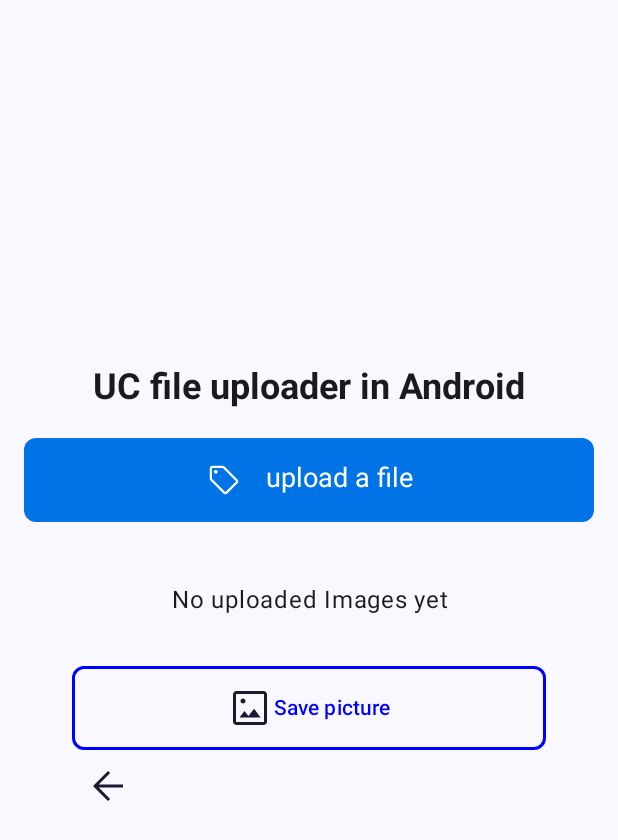
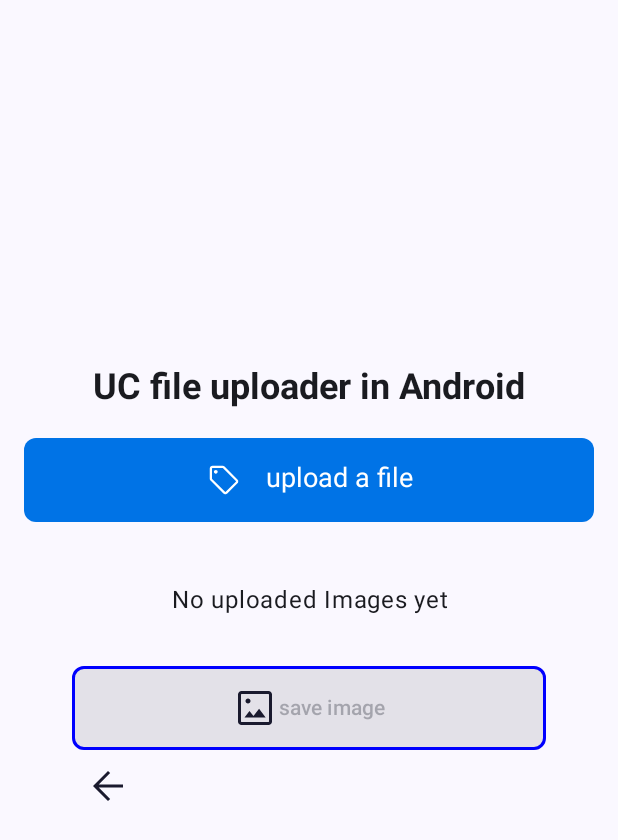
Before and after one commit to massimo-syntax/ShoppingApp, an Android app built with Jetpack Compose: the UploadSinglePictureScreen screen opened through its navigation route, on a phone screen of 412 x 824 dp. Shown: the top 840 px of the screen. Run offline under Robolectric (Android 15) with nearby library versions, the phone set to English and light mode, and no system bars; our stand-ins replace Firebase (no records; nobody signed in at launch, a user with empty details on screens opened directly), Room's generated code; libraries missing offline, so code that uses them is left out: com.uploadcare.android; pictures from the network do not load.

Commit message:
save uploaded picture, show in profile.

```diff
--- a/app/build.gradle.kts
+++ b/app/build.gradle.kts
@@ -64,6 +64,7 @@ dependencies {
     implementation(libs.firebase.auth)
     implementation(libs.firebase.firestore)
     implementation(libs.androidx.compose.ui.unit)
+    implementation(libs.androidx.compose.foundation)
 
     //
     val lifecycle_version = "2.9.4"
--- a/app/src/main/java/com/example/shoppingapp/AppStyle/AppStyle.kt
+++ b/app/src/main/java/com/example/shoppingapp/AppStyle/AppStyle.kt
@@ -8,5 +8,6 @@ sealed class AppStyle {
         val lightBlue = Color(0xffd8e6ff)
         val darkBlule = Color(0xFF1A1A2E)
         val gold = Color(0xFFFFC107)
+        val green = Color(0xFF4CAF50)
     }
 }
--- a/app/src/main/java/com/example/shoppingapp/Navigation.kt
+++ b/app/src/main/java/com/example/shoppingapp/Navigation.kt
@@ -6,9 +6,11 @@ import androidx.navigation.NavController
 import androidx.navigation.compose.NavHost
 import androidx.navigation.compose.composable
 import androidx.navigation.compose.rememberNavController
+import com.example.shoppingapp.components.UploadMultipleImages
 import com.example.shoppingapp.screen.AuthScreen
 import com.example.shoppingapp.screen.LoginScreen
 import com.example.shoppingapp.screen.MainScreen
+import com.example.shoppingapp.screen.NewProductUpload
 import com.example.shoppingapp.screen.ProductScreen
 import com.example.shoppingapp.screen.SignupScreen
 import com.example.shoppingapp.screen.UploadSinglePictureScreen
@@ -48,6 +50,13 @@ fun Navigation(){
             val id = navBackStack.arguments?.getString("id") ?: "0"
             ProductScreen(id)
         }
+        composable(Routes.newProduct) {
+            NewProductUpload()
+        }
+        composable(Routes.UploadMultiplePictures) {
+            UploadMultipleImages()
+        }
+
 
     }
 
@@ -60,6 +69,7 @@ object Routes{
     val signup = "SIGNUP"
     val main = "MAIN"
     val product = "PRODUCT"
+    val newProduct = "NEW_PRODUCT"
     val UploadSinglePicture = "UPLOAD_SINGLE_PICTURE"
     val UploadMultiplePictures = "UPLOAD_MULTIPLE_PICTURES"
 
--- /dev/null
+++ b/app/src/main/java/com/example/shoppingapp/components/EndlessPager.kt
@@ -0,0 +1,100 @@
+package com.example.shoppingapp.components
+
+import androidx.compose.foundation.ExperimentalFoundationApi
+import androidx.compose.foundation.Image
+import androidx.compose.foundation.LocalOverscrollFactory
+import androidx.compose.foundation.background
+import androidx.compose.foundation.layout.Box
+import androidx.compose.foundation.layout.PaddingValues
+import androidx.compose.foundation.layout.fillMaxSize
+import androidx.compose.foundation.layout.fillMaxWidth
+import androidx.compose.foundation.layout.height
+import androidx.compose.foundation.pager.HorizontalPager
+import androidx.compose.foundation.pager.rememberPagerState
+import androidx.compose.foundation.shape.RoundedCornerShape
+import androidx.compose.runtime.Composable
+import androidx.compose.runtime.CompositionLocalProvider
+import androidx.compose.runtime.LaunchedEffect
+import androidx.compose.ui.Alignment
+import androidx.compose.ui.Modifier
+import androidx.compose.ui.draw.clip
+import androidx.compose.ui.graphics.Color
+import androidx.compose.ui.layout.ContentScale
+import androidx.compose.ui.res.painterResource
+import androidx.compose.ui.unit.dp
+import com.example.shoppingapp.R
+import kotlinx.coroutines.delay
+
+
+@OptIn(ExperimentalFoundationApi::class)
+@Composable
+fun EndlessPager() {
+
+    val list = listOf(
+        R.drawable.icon_sell,
+        R.drawable.icon_image,
+        R.drawable.icon_favorite,
+        R.drawable.icon_settings,
+        R.drawable.icon_cart_garden,
+    )
+
+    val pagerState = rememberPagerState(
+        pageCount = { Int.MAX_VALUE },
+        initialPage = 0
+    )
+
+    Box(
+        modifier = Modifier
+            .fillMaxWidth()
+            .background(Color.White),
+        contentAlignment = Alignment.Center
+    ) {
+
+        CompositionLocalProvider(LocalOverscrollFactory provides null) {
+            HorizontalPager(
+                modifier = Modifier.height(250.dp),
+                pageSpacing = 15.dp,
+                contentPadding = PaddingValues(horizontal = 40.dp),
+                state = pagerState
+            ) { index ->
+                list.getOrNull(
+                    index % (list.size)
+                )?.let { item ->
+                    BannerItem(image = item)
+                }
+            }
+        }
+    }
+
+    LaunchedEffect(Unit) {
+        var initPage = Int.MAX_VALUE / 2 - 5000
+        while (initPage % list.size != 0) {
+            initPage++
+        }
+        pagerState.scrollToPage(initPage)
+
+        while(true){
+            delay(5000)
+            pagerState.animateScrollToPage(pagerState.currentPage + 1)
+        }
+
+    }
+
+}
+
+@Composable
+fun BannerItem(image: Int) {
+    Box(
+        modifier = Modifier
+            .fillMaxSize()
+            .clip(RoundedCornerShape(10.dp))
+            .background(Color.Black),
+        contentAlignment = Alignment.Center
+    ) {
+        Image(
+            painter = painterResource(id = image),
+            contentScale = ContentScale.Crop,
+            contentDescription = "Banner Image"
+        )
+    }
+}
--- a/app/src/main/java/com/example/shoppingapp/features/UIViewModel.kt
+++ b/app/src/main/java/com/example/shoppingapp/features/UIViewModel.kt
@@ -13,12 +13,15 @@ import kotlinx.coroutines.flow.MutableStateFlow
 import kotlinx.coroutines.flow.StateFlow
 import kotlinx.coroutines.flow.asStateFlow
 import kotlinx.coroutines.flow.update
+import kotlin.math.absoluteValue
 
 
 class UIViewModel : ViewModel() {
     private val _uiState = MutableStateFlow(UIState())
+    val uiState: StateFlow<UIState> = _uiState.asStateFlow()
 
-    val uiState: StateFlow<UIState> = _uiState.asStateFlow()
+    private val _uploadProgress = MutableStateFlow(0.0.toFloat())
+    val uploadProgress = _uploadProgress.asStateFlow()
 
     private val client = UploadcareClient("16f1bb7a0b596194a8c2", "9fb54755b81cc97b3e45")
 
@@ -32,6 +35,7 @@ class UIViewModel : ViewModel() {
 
     private fun uploadSingleImage(context: Context, uri: Uri) {
         _uiState.update { it.copy(isUploading = true) }
+        // here in single image the image has to just one..
         val images = _uiState.value.images
 
         val uploader = FileUploader(client, uri, context).store(true)
@@ -58,7 +62,9 @@ class UIViewModel : ViewModel() {
                     bytesWritten: Long,
                     contentLength: Long,
                     progress: Double
-                ) {}
+                ) {
+                    _uploadProgress.value = progress.toFloat()
+                }
 
                 override fun onSuccess(result: UploadcareFile) {
                     val imageResult =
@@ -67,6 +73,7 @@ class UIViewModel : ViewModel() {
                             imageUrl = result.originalFileUrl.toString()
                         )
                     images.add(imageResult)
+                    _uploadProgress.value = 0.0.toFloat()
                     _uiState.update { it.copy(isUploading = false, images = images) }
                 }
             }
--- a/app/src/main/java/com/example/shoppingapp/screen/UploadSinglePictureScreen.kt
+++ b/app/src/main/java/com/example/shoppingapp/screen/UploadSinglePictureScreen.kt
@@ -27,6 +27,7 @@ import androidx.compose.material3.CircularProgressIndicator
 import androidx.compose.material3.Icon
 import androidx.compose.material3.IconButton
 import androidx.compose.material3.OutlinedButton
+import androidx.compose.material3.ProgressIndicatorDefaults
 import androidx.compose.material3.Surface
 import androidx.compose.material3.Text
 import androidx.compose.runtime.Composable
@@ -51,6 +52,8 @@ import com.example.shoppingapp.R
 import com.example.shoppingapp.Routes
 import com.example.shoppingapp.features.UIEvent
 import com.example.shoppingapp.features.UIViewModel
+import com.example.shoppingapp.viewmodel.ProfileVIewModel
+import kotlinx.coroutines.flow.compose
 
 
 @Composable
@@ -67,13 +70,15 @@ fun UploadSinglePictureScreen(){
 }
 
 @Composable
-fun PhotoScreen(viewModel: UIViewModel = viewModel()) {
+fun PhotoScreen(viewModel: UIViewModel = viewModel() , profileViewModel: ProfileVIewModel = viewModel()) {
     // Collects and observes the UI state using the ViewModel
     val uiState by viewModel.uiState.collectAsState()
+    val progress by viewModel.uploadProgress.collectAsState()
 
     val context = LocalContext.current // Retrieves the current context
 
     // Remembers the launcher for picking a single image from media and handles its result
+    // launch picker, drop url in data class, give data class to the onEvent in viewmodel
     val singleImagePickerLauncher = rememberLauncherForActivityResult(
         contract = ActivityResultContracts.PickVisualMedia(),
         onResult = { uri ->
@@ -82,8 +87,6 @@ fun PhotoScreen(viewModel: UIViewModel = viewModel()) {
             }?.let { viewModel.onEvent(it) } // Passes the event to the ViewModel
         }
     )
-
-
 
 
 
@@ -97,13 +100,12 @@ fun PhotoScreen(viewModel: UIViewModel = viewModel()) {
             verticalArrangement = Arrangement.Center,
             horizontalAlignment = Alignment.CenterHorizontally
         ) {
-            // Displays a title for the file uploader
+            // Title
             Text(
                 text = "UC file uploader in Android",
                 style = TextStyle(fontSize = 24.sp, fontWeight = FontWeight.Bold)
             )
-
-            Spacer(modifier = Modifier.size(20.dp)) // Adds spacing between elements
+            Spacer(modifier = Modifier.size(20.dp))
 
             // Button for picking a photo, handling upload state, and launching image picker
             Button(
@@ -115,6 +117,7 @@ fun PhotoScreen(viewModel: UIViewModel = viewModel()) {
                     containerColor = Color(0xFF0073E6),
                     contentColor = Color.White,
                 ),
+                // start image picker when not uploading
                 onClick = {
                     if (!uiState.isUploading) {
                         singleImagePickerLauncher.launch(
@@ -126,6 +129,7 @@ fun PhotoScreen(viewModel: UIViewModel = viewModel()) {
                 }
             ) {
                 // Displays appropriate content based on upload state
+                // just say "upload a file" or wait when uploading
                 if (!uiState.isUploading) {
                     Row {
                         Icon(painter = painterResource(R.drawable.icon_sell), contentDescription = null)
@@ -134,15 +138,17 @@ fun PhotoScreen(viewModel: UIViewModel = viewModel()) {
                     }
                 } else {
                     CircularProgressIndicator(
-                        color = Color.White,
+                        color= Color.White
                     )
                 }
             }
 
             // Displays the uploaded images in a grid if available, or a message if none uploaded
+            // when images are already uploaded display..
             if (uiState.images.isNotEmpty()) {
                 Toast.makeText(context, uiState.images[0].imageUrl, Toast.LENGTH_SHORT).show()
 
+                /*
                 LazyVerticalGrid(
                     columns = GridCells.Fixed(2),
                     contentPadding = PaddingValues(8.dp),
@@ -151,7 +157,13 @@ fun PhotoScreen(viewModel: UIViewModel = viewModel()) {
                         NetworkImage(imageUrl = uiState.images[index].imageUrl)
                         Toast.makeText(context, uiState.images[index].imageUrl, Toast.LENGTH_SHORT).show()
                     }
-                }
+                }*/
+
+                // here in this case of single picture just display the last uploaded, so the user can also change it
+                NetworkImage(imageUrl = uiState.images.last().imageUrl)
+
+
+
             } else {
                 Spacer(modifier = Modifier.height(40.dp))
                 if (!uiState.isUploading) {
@@ -163,10 +175,11 @@ fun PhotoScreen(viewModel: UIViewModel = viewModel()) {
                 }
             }
 
+
+            // @TODO save in firebase...
             Column (
                 Modifier.padding(32.dp)
             ){
-
                 Button(
                     modifier = Modifier
                         .fillMaxWidth()
@@ -177,19 +190,24 @@ fun PhotoScreen(viewModel: UIViewModel = viewModel()) {
                         containerColor = Color.Transparent,
                         contentColor = Color.Blue,
                     ),
-                    onClick = {},
+                    enabled = uiState.images.isNotEmpty(),
+                    onClick = {
+                        // when images is empty the button is disabled
+                        profileViewModel.updateProfile(uiState.images.last().imageUrl){ ok , message ->
+                            Toast.makeText(context,message,Toast.LENGTH_SHORT).show()
+                        }
+                    }
                 ){
-
                     Icon(
                         painter = painterResource(R.drawable.icon_image),
                         contentDescription = "save picture",
                         tint = AppStyle.colors.darkBlule,
                         modifier = Modifier.size(32.dp)
                     )
-                    Text("Save picture")
+                    Text("save image" )
                 }
 
-
+                // @todo <- back to the previous screen
                 IconButton(onClick = {
                     Routes.navController.popBackStack()
                 }) {
--- a/app/src/main/java/com/example/shoppingapp/screen/mainScreenPages/Home.kt
+++ b/app/src/main/java/com/example/shoppingapp/screen/mainScreenPages/Home.kt
@@ -1,97 +1,64 @@
 package com.example.shoppingapp.screen.mainScreenPages
 
+import androidx.compose.foundation.ExperimentalFoundationApi
+import androidx.compose.foundation.Image
+import androidx.compose.foundation.LocalOverscrollConfiguration
+import androidx.compose.foundation.LocalOverscrollFactory
+import androidx.compose.foundation.background
 import androidx.compose.foundation.border
+import androidx.compose.foundation.layout.Box
 import androidx.compose.foundation.layout.Column
+import androidx.compose.foundation.layout.PaddingValues
 import androidx.compose.foundation.layout.Spacer
+import androidx.compose.foundation.layout.aspectRatio
 import androidx.compose.foundation.layout.fillMaxSize
+import androidx.compose.foundation.layout.fillMaxWidth
 import androidx.compose.foundation.layout.height
+import androidx.compose.foundation.layout.padding
 import androidx.compose.foundation.layout.width
+import androidx.compose.foundation.pager.HorizontalPager
+import androidx.compose.foundation.pager.rememberPagerState
 import androidx.compose.foundation.shape.RoundedCornerShape
 import androidx.compose.material3.Button
 import androidx.compose.material3.ButtonColors
 import androidx.compose.material3.CircularProgressIndicator
+import androidx.compose.material3.OutlinedTextField
 import androidx.compose.material3.Text
 import androidx.compose.runtime.Composable
+import androidx.compose.runtime.CompositionLocalProvider
 import androidx.compose.runtime.LaunchedEffect
 import androidx.compose.runtime.getValue
 import androidx.compose.runtime.mutableStateOf
 import androidx.compose.runtime.remember
 import androidx.compose.runtime.setValue
+import androidx.compose.ui.Alignment
 import androidx.compose.ui.Modifier
+import androidx.compose.ui.draw.clip
 import androidx.compose.ui.graphics.Color
+import androidx.compose.ui.layout.ContentScale
+import androidx.compose.ui.res.painterResource
 import androidx.compose.ui.text.TextStyle
 import androidx.compose.ui.text.font.FontFamily
 import androidx.compose.ui.text.font.FontWeight
 import androidx.compose.ui.text.style.TextAlign
 import androidx.compose.ui.unit.dp
 import androidx.compose.ui.unit.sp
+import androidx.room.util.TableInfo
 import coil.compose.AsyncImage
 import com.example.shoppingapp.AppStyle.AppStyle
+import com.example.shoppingapp.R
+import com.example.shoppingapp.components.EndlessPager
 
 import com.example.shoppingapp.data.remote.RemoteProduct
-
 
 
 @Composable
 fun Home(modifier: Modifier = Modifier) {
 
-    // get all products
-    var products by remember { mutableStateOf<List<RemoteProduct>>(emptyList()) }
-    LaunchedEffect(Unit) {
-        // viewmodel fetching products
-    }
+    Column(modifier) {
 
-
-    Column(
-        modifier = modifier
-            .border(5.dp, Color.Green)
-            .fillMaxSize(),
-        //horizontalAlignment = Alignment.CenterHorizontally
-    ) {
-
-
-        Text(
-            text = "NOTHING",
-            style = TextStyle(
-                fontSize = 20.sp,
-                fontFamily = FontFamily.SansSerif,
-                fontWeight = FontWeight.Bold,
-                textAlign = TextAlign.Center,
-            ),
-        )
-
-        Spacer(modifier = Modifier.height(20.dp))
-
-        CircularProgressIndicator(
-            modifier = Modifier.width(0.dp),
-            color = Color.DarkGray
-        )
-
-
-
-
-        Button(onClick = {
-        },
-            shape = RoundedCornerShape(percent = 5),
-            colors = ButtonColors(
-                containerColor = AppStyle.colors.lightBlue,
-                contentColor = Color.Black,
-                disabledContainerColor = AppStyle.colors.lightBlue,
-                disabledContentColor = AppStyle.colors.lightBlue
-            )) {
-            Text("button")
-        }
-
-
-        AsyncImage(
-            model ="https://avatars.githubusercontent.com/u/148047335?v=4",
-            contentDescription = "hello"
-        )
-
-
-
+        EndlessPager()
 
     }
 
-
 }
--- a/gradle/libs.versions.toml
+++ b/gradle/libs.versions.toml
@@ -13,6 +13,7 @@ googleGmsGoogleServices = "4.4.3"
 firebaseAuth = "24.0.1"
 firebaseFirestore = "26.0.1"
 uiUnit = "1.9.3"
+foundation = "1.9.3"
 
 [libraries]
 androidx-core-ktx = { group = "androidx.core", name = "core-ktx", version.ref = "coreKtx" }
@@ -33,6 +34,7 @@ androidx-navigation-compose = { group = "androidx.navigation", name = "navigatio
 firebase-auth = { group = "com.google.firebase", name = "firebase-auth", version.ref = "firebaseAuth" }
 firebase-firestore = { group = "com.google.firebase", name = "firebase-firestore", version.ref = "firebaseFirestore" }
 androidx-compose-ui-unit = { group = "androidx.compose.ui", name = "ui-unit", version.ref = "uiUnit" }
+androidx-compose-foundation = { group = "androidx.compose.foundation", name = "foundation", version.ref = "foundation" }
 
 [plugins]
 android-application = { id = "com.android.application", version.ref = "agp" }
```
Also changed, not shown: app/src/main/java/com/example/shoppingapp/components/TextFields.kt (+5 -4 lines), app/src/main/java/com/example/shoppingapp/components/UploadMultipleImages.kt (added, +9 -0 lines), app/src/main/java/com/example/shoppingapp/screen/NewProductUpload.kt (added, +184 -0 lines), app/src/main/java/com/example/shoppingapp/screen/ProductScreen.kt (+1 -7 lines), app/src/main/java/com/example/shoppingapp/screen/RemoteProductsScreen.kt (+2 -5 lines), app/src/main/java/com/example/shoppingapp/screen/mainScreenPages/Profile.kt (+13 -6 lines), app/src/main/java/com/example/shoppingapp/viewmodel/ProductsViewModel.kt (added, +12 -0 lines), app/src/main/java/com/example/shoppingapp/viewmodel/ProfileVIewModel.kt (+14 -21 lines), app/src/main/res/drawable/icon_done.xml (added, +9 -0 lines), app/src/main/res/drawable/icon_save.xml (added, +9 -0 lines), app/src/main/res/drawable/icon_favorite.xml (renamed from app/src/main/res/drawable/favorite.xml), app/src/main/res/drawable/icon_search.xml (renamed from app/src/main/res/drawable/search.xml).
